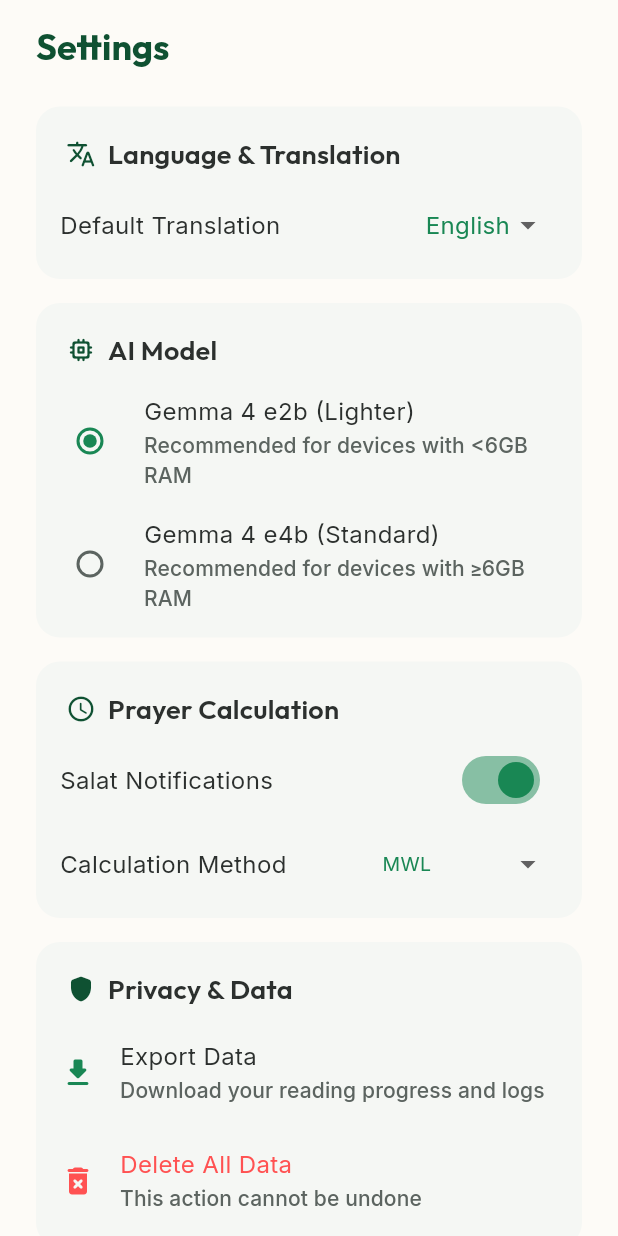
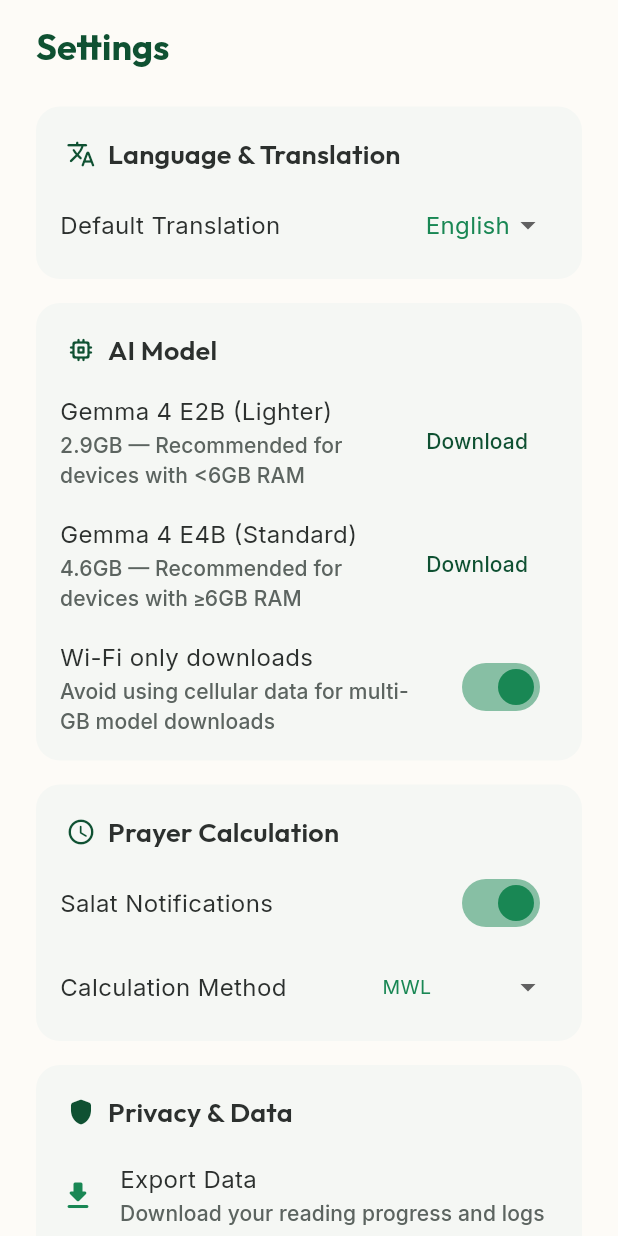
Before and after one commit to gr0-o-0t/learn-quran, a Flutter app: the SettingsScreen widget shown alone on an empty page, opened directly, on a phone screen of 412 x 824 dp. Run offline on Flutter 3.47's test engine with Material 3 defaults, Android fonts, the phone set to English and light mode, and no system bars; our stand-ins replace adhan, connectivity_plus, drift, flutter_local_notifications, flutter_riverpod, google_fonts and 2 more; missing offline and left inert: android_alarm_manager_plus, dart:ffi, onnxruntime, sqlite3, sqlite_vector; accounts and stored records are empty; generated files the repository leaves out were written again.

Commit message:
feat: add model download/progress/delete UI and Wi-Fi-only toggle to Settings

```diff
--- a/lib/presentation/screens/settings_screen.dart
+++ b/lib/presentation/screens/settings_screen.dart
@@ -1,9 +1,13 @@
 import 'package:flutter/material.dart';
 import 'package:flutter_riverpod/flutter_riverpod.dart';
 import 'package:google_fonts/google_fonts.dart';
+import 'package:connectivity_plus/connectivity_plus.dart';
 import '../../core/theme/app_theme.dart';
 import '../../core/providers/repository_providers.dart';
 import '../../core/services/notification_service.dart';
+import '../../core/services/llm_service.dart';
+import '../../core/services/model_download_service.dart';
+import '../../core/models/model_catalog.dart';
 
 class SettingsScreen extends ConsumerStatefulWidget {
   const SettingsScreen({super.key});
@@ -21,6 +25,11 @@ class _SettingsScreenState extends ConsumerState<SettingsScreen>
   bool _notificationsEnabled = false;
   bool _exactAlarmsEnabled = false;
   bool _checkingPermissions = true;
+  Map<String, bool> _modelDownloaded = {};
+  String? _recommendedModelId;
+  String? _downloadingModelId;
+  double _downloadProgress = 0.0;
+  bool _wifiOnlyDownloads = true;
 
   @override
   void initState() {
@@ -28,6 +37,7 @@ class _SettingsScreenState extends ConsumerState<SettingsScreen>
     WidgetsBinding.instance.addObserver(this);
     Future.microtask(() => _loadSettings());
     _checkPermissions();
+    _checkModelStatuses();
   }
 
   @override
@@ -74,12 +84,179 @@ class _SettingsScreenState extends ConsumerState<SettingsScreen>
     await _checkPermissions();
   }
 
+  Future<void> _checkModelStatuses() async {
+    final downloadService = ref.read(modelDownloadServiceProvider);
+    final statuses = <String, bool>{};
+    for (final model in kModelCatalog) {
+      statuses[model.id] = await downloadService.isDownloaded(model);
+    }
+    final ramGb = ref.read(llmServiceProvider).detectDeviceRamGb();
+    if (mounted) {
+      setState(() {
+        _modelDownloaded = statuses;
+        _recommendedModelId = recommendedModelFor(ramGb).id;
+      });
+    }
+  }
+
+  String _formatSize(int bytes) {
+    final gb = bytes / (1024 * 1024 * 1024);
+    return '${gb.toStringAsFixed(1)}GB';
+  }
+
+  Future<void> _downloadModel(ModelInfo model) async {
+    if (_wifiOnlyDownloads) {
+      final results = await Connectivity().checkConnectivity();
+      if (!results.contains(ConnectivityResult.wifi)) {
+        if (mounted) {
+          ScaffoldMessenger.of(context).showSnackBar(
+            const SnackBar(
+              content: Text(
+                  'Turn off Wi-Fi-only downloads in Settings, or connect to Wi-Fi, to download this model.'),
+            ),
+          );
+        }
+        return;
+      }
+    }
+
+    if (!mounted) return;
+
+    final confirmed = await showDialog<bool>(
+      context: context,
+      builder: (context) => AlertDialog(
+        title: Text('Download ${model.displayName}?'),
+        content: Text(
+            'This will download ${_formatSize(model.sizeBytes)} from Hugging Face.'),
+        actions: [
+          TextButton(
+            onPressed: () => Navigator.pop(context, false),
+            child: const Text('Cancel'),
+          ),
+          TextButton(
+            onPressed: () => Navigator.pop(context, true),
+            child: const Text('Download'),
+          ),
+        ],
+      ),
+    );
+    if (confirmed != true) return;
+
+    setState(() {
+      _downloadingModelId = model.id;
+      _downloadProgress = 0.0;
+    });
+
+    try {
+      await ref.read(modelDownloadServiceProvider).downloadModel(
+        model,
+        onProgress: (progress) {
+          if (mounted) {
+            setState(() => _downloadProgress = progress.fraction);
+          }
+        },
+      );
+      if (mounted) {
+        setState(() {
+          _modelDownloaded[model.id] = true;
+          _downloadingModelId = null;
+        });
+      }
+    } catch (_) {
+      if (mounted) {
+        setState(() => _downloadingModelId = null);
+        ScaffoldMessenger.of(context).showSnackBar(
+          SnackBar(
+              content: Text(
+                  'Failed to download ${model.displayName}. Tap Download to retry.')),
+        );
+      }
+    }
+  }
+
+  Future<void> _deleteModel(ModelInfo model) async {
+    final confirmed = await showDialog<bool>(
+      context: context,
+      builder: (context) => AlertDialog(
+        title: Text('Delete ${model.displayName}?'),
+        content: const Text('You can download it again later.'),
+        actions: [
+          TextButton(
+            onPressed: () => Navigator.pop(context, false),
+            child: const Text('Cancel'),
+          ),
+          TextButton(
+            onPressed: () => Navigator.pop(context, true),
+            child: const Text('Delete', style: TextStyle(color: Colors.redAccent)),
+          ),
+        ],
+      ),
+    );
+    if (confirmed != true) return;
+
+    await ref.read(modelDownloadServiceProvider).deleteModel(model);
+    if (mounted) {
+      setState(() => _modelDownloaded[model.id] = false);
+    }
+  }
+
+  Widget _buildModelRow(ThemeData theme, ModelInfo model) {
+    final isDownloaded = _modelDownloaded[model.id] ?? false;
+    final isDownloading = _downloadingModelId == model.id;
+    final isRecommended = _recommendedModelId == model.id;
+
+    final titleText = Text(
+      isRecommended ? '${model.displayName} • Recommended' : model.displayName,
+      style: theme.textTheme.bodyMedium,
+    );
+    final subtitleText = Text(
+      '${_formatSize(model.sizeBytes)} — ${model.description}',
+      style: theme.textTheme.labelLarge,
+    );
+
+    if (isDownloading) {
+      return ListTile(
+        title: titleText,
+        subtitle: Padding(
+          padding: const EdgeInsets.only(top: 8),
+          child: LinearProgressIndicator(
+            value: _downloadProgress,
+            color: AppTheme.emeraldGreen,
+          ),
+        ),
+      );
+    }
+
+    if (isDownloaded) {
+      return RadioListTile<String>(
+        title: titleText,
+        subtitle: subtitleText,
+        value: model.id,
+        activeColor: AppTheme.emeraldGreen,
+        secondary: IconButton(
+          icon: const Icon(Icons.delete_outline_rounded, color: Colors.redAccent),
+          onPressed: () => _deleteModel(model),
+        ),
+      );
+    }
+
+    return ListTile(
+      title: titleText,
+      subtitle: subtitleText,
+      trailing: TextButton(
+        onPressed: () => _downloadModel(model),
+        child: const Text('Download'),
+      ),
+    );
+  }
+
   Future<void> _loadSettings() async {
     final userRepo = ref.read(userRepositoryProvider);
     final lang = await userRepo.getEngagementValue('selected_language') ?? 'English';
     final model = await userRepo.getEngagementValue('selected_llm_model') ?? 'e2b';
     final method = await userRepo.getEngagementValue('calculation_method') ?? 'muslim_world_league';
     final notifs = await userRepo.getEngagementValue('salat_notifications') ?? 'true';
+    final wifiOnly = await userRepo.getEngagementValue('wifi_only_model_downloads') ?? 'true';
 
     if (mounted) {
       setState(() {
@@ -87,6 +264,7 @@ class _SettingsScreenState extends ConsumerState<SettingsScreen>
         _selectedModel = model;
         _calculationMethod = method;
         _salatNotifications = notifs == 'true';
+        _wifiOnlyDownloads = wifiOnly == 'true';
       });
     }
   }
@@ -203,25 +381,21 @@ class _SettingsScreenState extends ConsumerState<SettingsScreen>
                     }
                   },
                   child: Column(
-                    children: [
-                      RadioListTile<String>(
-                        title: Text('Gemma 4 e2b (Lighter)',
-                            style: theme.textTheme.bodyMedium),
-                        subtitle: Text('Recommended for devices with <6GB RAM',
-                            style: theme.textTheme.labelLarge),
-                        value: 'e2b',
-                        activeColor: AppTheme.emeraldGreen,
-                      ),
-                      RadioListTile<String>(
-                        title: Text('Gemma 4 e4b (Standard)',
-                            style: theme.textTheme.bodyMedium),
-                        subtitle: Text('Recommended for devices with ≥6GB RAM',
-                            style: theme.textTheme.labelLarge),
-                        value: 'e4b',
-                        activeColor: AppTheme.emeraldGreen,
-                      ),
-                    ],
+                    children: kModelCatalog
+                        .map((model) => _buildModelRow(theme, model))
+                        .toList(),
                   ),
+                ),
+                SwitchListTile(
+                  title: Text('Wi-Fi only downloads', style: theme.textTheme.bodyMedium),
+                  subtitle: Text('Avoid using cellular data for multi-GB model downloads',
+                      style: theme.textTheme.labelLarge),
+                  value: _wifiOnlyDownloads,
+                  activeThumbColor: AppTheme.emeraldGreen,
+                  onChanged: (val) {
+                    setState(() => _wifiOnlyDownloads = val);
+                    _updateSetting('wifi_only_model_downloads', val.toString());
+                  },
                 ),
               ],
             ),
```
